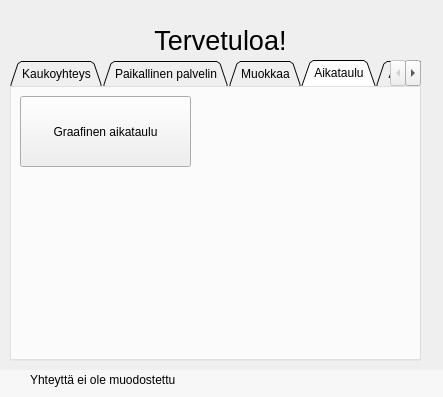
The window that ratapihaikkuna.ui (artoh/ratapiha-kauko) describes before a commit, drawn with Qt 5.
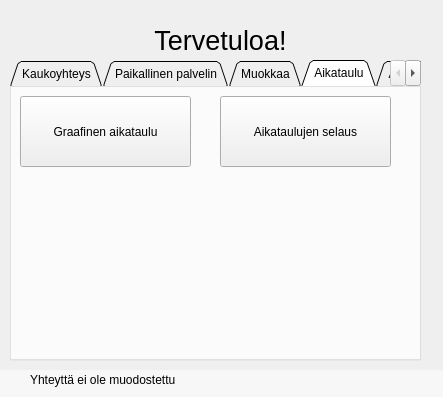
The same window after the commit. Icons and pictures are not drawn.

Diff of the .ui file:
```diff
--- a/ratapihaikkuna.ui
+++ b/ratapihaikkuna.ui
@@ -361,6 +361,29 @@
        </size>
       </property>
      </widget>
+     <widget class="QPushButton" name="selaaAikatauluaNappi">
+      <property name="geometry">
+       <rect>
+        <x>210</x>
+        <y>10</y>
+        <width>171</width>
+        <height>71</height>
+       </rect>
+      </property>
+      <property name="text">
+       <string>Aikataulujen selaus</string>
+      </property>
+      <property name="icon">
+       <iconset resource="ratapiha-kauko.qrc">
+        <normaloff>:/r/pic/muokkaa.png</normaloff>:/r/pic/muokkaa.png</iconset>
+      </property>
+      <property name="iconSize">
+       <size>
+        <width>32</width>
+        <height>32</height>
+       </size>
+      </property>
+     </widget>
     </widget>
     <widget class="QWidget" name="asetustab">
      <attribute name="title">
```
